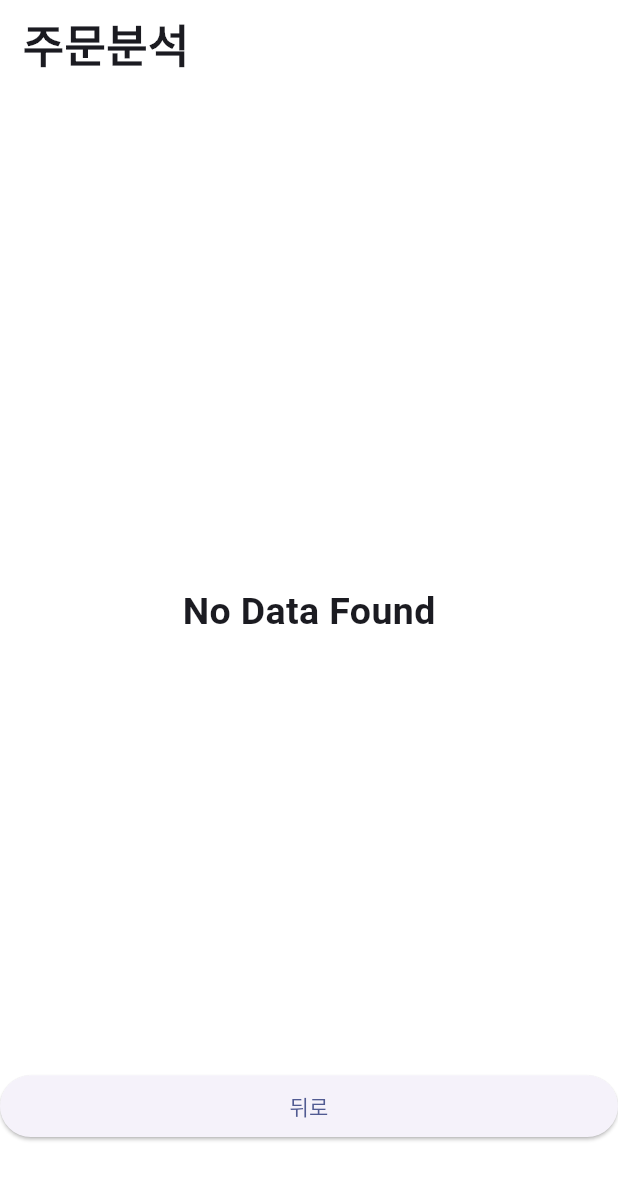
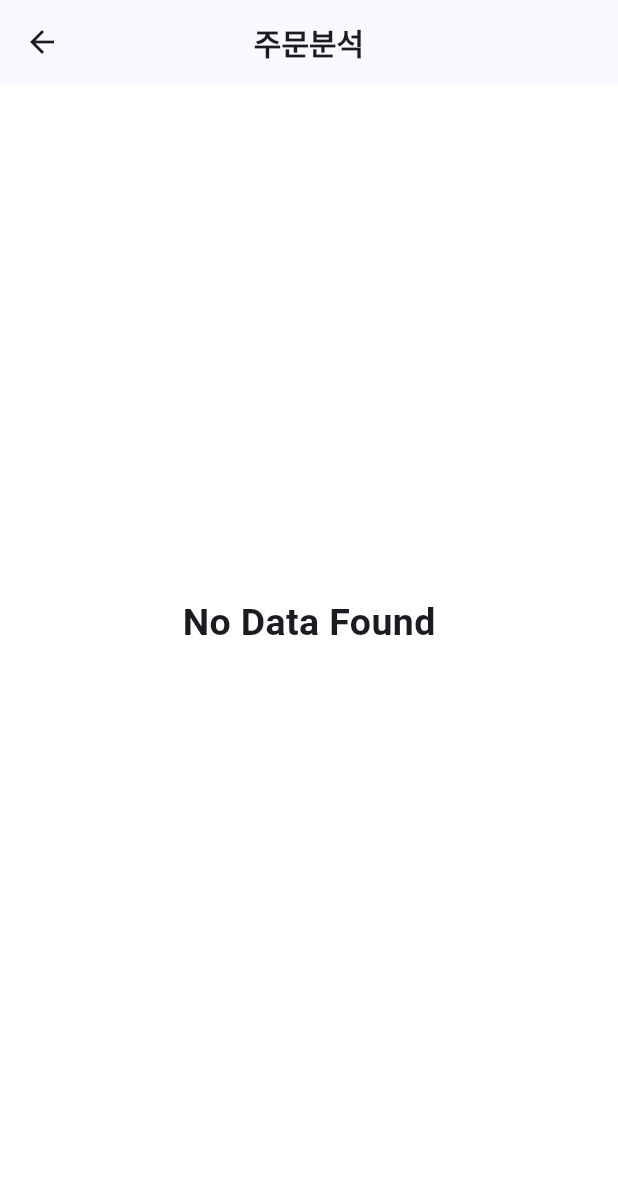
Before and after one commit to tooneys/flutter_test_01, a Flutter app: the HomeScreen screen opened directly with empty values, after a tap on "주문분석", on a phone screen of 412 x 824 dp. Shown: the top 1180 px of the screen. Run offline on Flutter 3.47's test engine with Material 2 defaults, Android fonts, the phone set to English and light mode, and no system bars; our stand-ins replace data_table_2, dio, fl_chart, flutter_local_notifications, gap, shared_preferences; accounts and stored records are empty; network calls fail.

Commit message:
#Update 2023-09-26

```diff
--- a/lib/main.dart
+++ b/lib/main.dart
@@ -22,9 +22,12 @@ class MyApp extends StatelessWidget {
   @override
   Widget build(BuildContext context) {
     return MaterialApp(
+      debugShowCheckedModeBanner: false,
       title: 'Flutter Test 01',
       theme: ThemeData(
-        colorScheme: ColorScheme.fromSeed(seedColor: Colors.indigo),
+        colorScheme: ColorScheme.fromSeed(
+          seedColor: Colors.indigo,
+        ),
         useMaterial3: true,
       ),
       home: const SplashScreen(),
--- a/lib/screens/home_screen.dart
+++ b/lib/screens/home_screen.dart
@@ -20,23 +20,6 @@ class HomeScreen extends StatelessWidget {
   Widget build(BuildContext context) {
     var size = MediaQuery.of(context).size;
 
-    void logout() {
-      AuthToken.delAutoLogin();
-
-      Navigator.pushAndRemoveUntil(
-        context,
-        MaterialPageRoute(builder: (context) => const LoginScreen()),
-        (route) => false,
-      );
-
-      ScaffoldMessenger.of(context).showSnackBar(
-        const SnackBar(
-          content: Text('로그아웃 되었습니다.'),
-          backgroundColor: Colors.green,
-        ),
-      );
-    }
-
     void userInfoOnTap() {
       Navigator.push(
         context,
@@ -51,32 +34,19 @@ class HomeScreen extends StatelessWidget {
     return Scaffold(
       backgroundColor: AppColors.primary,
       appBar: AppBar(
-        title: Text(
+        title: const Text(
           'HOME',
           style: TextStyle(
             fontWeight: FontWeight.bold,
           ),
         ),
         centerTitle: true,
-        actions: [
-          IconButton(
-            onPressed: userInfoOnTap,
-            icon: Icon(Icons.person_3_sharp),
-          ),
-          IconButton(
-            onPressed: logout,
-            icon: Icon(
-              Icons.logout_sharp,
-            ),
-          ),
-        ],
         elevation: 0,
-        leading: Icon(Icons.menu_sharp),
         bottom: PreferredSize(
-          preferredSize: Size.fromHeight(80),
+          preferredSize: const Size.fromHeight(80),
           child: Container(
             height: 80,
-            padding: EdgeInsets.only(left: 16),
+            padding: const EdgeInsets.only(left: 16),
             child: Row(
               mainAxisAlignment: MainAxisAlignment.start,
               crossAxisAlignment: CrossAxisAlignment.center,
@@ -85,34 +55,33 @@ class HomeScreen extends StatelessWidget {
                   alignment: Alignment.center,
                   children: [
                     Container(
-                      width: 30,
-                      height: 30,
-                      decoration: BoxDecoration(
-                        borderRadius: BorderRadius.circular(20),
-                        color: Colors.orange,
-                      ),
-                    ),
-                    Container(
-                      width: 15,
-                      height: 15,
+                      width: 45,
+                      height: 45,
                       decoration: BoxDecoration(
                         borderRadius: BorderRadius.circular(30),
-                        color: Colors.red.withOpacity(0.2),
+                        color: Colors.deepPurple.withOpacity(.3),
+                        boxShadow: [
+                          BoxShadow(
+                            blurRadius: 10,
+                            color: Colors.deepPurple.withOpacity(.1),
+                            offset: const Offset(5, 8),
+                          ),
+                        ],
                       ),
                     ),
                     IconButton(
-                      icon: Icon(Icons.person),
-                      iconSize: 20,
-                      onPressed: () {},
+                      icon: const Icon(Icons.person),
+                      iconSize: 30,
+                      onPressed: userInfoOnTap,
                     ),
                   ],
                 ),
-                Gap(20),
+                const Gap(10),
                 Text(
                   '${user.empName} 님 환영합니다.',
-                  style: TextStyle(
+                  style: const TextStyle(
                     fontWeight: FontWeight.w500,
-                    fontSize: 16,
+                    fontSize: 18,
                   ),
                 ),
               ],
@@ -131,8 +100,9 @@ class HomeScreen extends StatelessWidget {
               children: [
                 Expanded(
                   child: GridView.count(
-                    padding: EdgeInsets.symmetric(horizontal: 8, vertical: 8),
-                    physics: BouncingScrollPhysics(),
+                    padding:
+                        const EdgeInsets.symmetric(horizontal: 8, vertical: 8),
+                    physics: const BouncingScrollPhysics(),
                     mainAxisSpacing: 20,
                     crossAxisSpacing: 20,
                     crossAxisCount: 3,
--- a/lib/screens/orderanalysis_screen.dart
+++ b/lib/screens/orderanalysis_screen.dart
@@ -4,7 +4,6 @@ import 'package:flutter_test_01/models/order.dart';
 import 'package:flutter_test_01/utils/constants.dart';
 import 'package:flutter_test_01/widgets/datatable_widget.dart';
 import 'package:flutter_test_01/widgets/linechart_widget.dart';
-import 'package:gap/gap.dart';
 
 class OrderAnalysisScreen extends StatefulWidget {
   const OrderAnalysisScreen({super.key});
@@ -20,7 +19,6 @@ class _OrderAnalysisScreenState extends State<OrderAnalysisScreen> {
   @override
   void initState() {
     _orderAnanlys = _apiClient.fetchSales();
-
     super.initState();
   }
 
@@ -28,26 +26,22 @@ class _OrderAnalysisScreenState extends State<OrderAnalysisScreen> {
   Widget build(BuildContext context) {
     return Scaffold(
       backgroundColor: AppColors.primary,
-      body: SafeArea(
-        child: Column(
-          mainAxisAlignment: MainAxisAlignment.start,
-          children: [
-            Container(
-              width: MediaQuery.of(context).size.width,
-              height: MediaQuery.of(context).size.height * 0.12,
-              padding: EdgeInsets.symmetric(vertical: 8, horizontal: 15),
-              child: Text(
-                "주문분석",
+      appBar: AppBar(
+        title: const Text(
+          '주문분석',
           style: TextStyle(
-                  fontSize: 30,
             fontWeight: FontWeight.bold,
+            fontSize: 20,
           ),
         ),
+        centerTitle: true,
       ),
-            Container(
+      body: SafeArea(
+        child: Container(
           width: MediaQuery.of(context).size.width,
-              height: MediaQuery.of(context).size.height * 0.75,
-              padding: EdgeInsets.symmetric(vertical: 8, horizontal: 15),
+          height: MediaQuery.of(context).size.height * 0.8,
+          padding: const EdgeInsets.symmetric(vertical: 8, horizontal: 15),
+          margin: const EdgeInsets.only(top: 30),
           child: FutureBuilder<List<OrderAnanlys>>(
             future: _orderAnanlys,
             builder: (context, snapshot) {
@@ -79,8 +73,8 @@ class _OrderAnalysisScreenState extends State<OrderAnalysisScreen> {
                           data: orderData,
                         ),
                       ),
-                          const Gap(15),
-                          Expanded(
+                      const Divider(height: 15),
+                      Flexible(
                         child: DataTableWidget(
                           data: orderData,
                         ),
@@ -90,7 +84,7 @@ class _OrderAnalysisScreenState extends State<OrderAnalysisScreen> {
                 }
               }
 
-                  return Text(
+              return const Text(
                 "No Data Found",
                 style: TextStyle(
                   fontWeight: FontWeight.w700,
@@ -100,18 +94,6 @@ class _OrderAnalysisScreenState extends State<OrderAnalysisScreen> {
             },
           ),
         ),
-            Container(
-              width: MediaQuery.of(context).size.width,
-              height: MediaQuery.of(context).size.height * 0.05,
-              child: ElevatedButton(
-                onPressed: () {
-                  Navigator.pop(context);
-                },
-                child: const Text('뒤로'),
-              ),
-            ),
-          ],
-        ),
       ),
     );
   }
--- a/lib/screens/splash_screen.dart
+++ b/lib/screens/splash_screen.dart
@@ -20,7 +20,6 @@ class _SplashScreenState extends State<SplashScreen> {
 
   @override
   void initState() {
-    // TODO: implement initState
     super.initState();
 
     isToken = _autoLoginCheck();
--- a/lib/widgets/menu_widget.dart
+++ b/lib/widgets/menu_widget.dart
@@ -19,7 +19,6 @@ class MenuIconWidget extends StatefulWidget {
 }
 
 class _MenuIconWidgetState extends State<MenuIconWidget> {
-
   @override
   Widget build(BuildContext context) {
     var size = MediaQuery.of(context).size;
@@ -33,28 +32,30 @@ class _MenuIconWidgetState extends State<MenuIconWidget> {
           width: size.width * 0.3,
           height: size.width * 0.3,
           decoration: BoxDecoration(
-            color: widget.color,
-            borderRadius: BorderRadius.circular(10),
-            boxShadow: [
-              BoxShadow(
-                color: widget.color.withOpacity(0.3),
-                blurRadius: 5,
-                offset: Offset(-1, 10),
-              ),
-            ]
-          ),
+              color: widget.color,
+              borderRadius: BorderRadius.circular(20),
+              boxShadow: [
+                BoxShadow(
+                  color: widget.color.withOpacity(0.3),
+                  blurRadius: 7,
+                  offset: const Offset(5, 9),
+                ),
+              ]),
           child: Container(
-            padding: EdgeInsets.all(5),
+            padding: const EdgeInsets.all(5),
             child: Column(
               mainAxisAlignment: MainAxisAlignment.center,
               children: [
                 Icon(
                   widget.icon,
-                  size: 50.0,
+                  size: 55.0,
                 ),
                 Text(
                   widget.menuName,
-                  style: const TextStyle(fontWeight: FontWeight.w500),
+                  style: const TextStyle(
+                    fontWeight: FontWeight.w500,
+                    fontSize: 13,
+                  ),
                 ),
               ],
             ),
```
Also changed, not shown: lib/screens/login_screen.dart (+7 -15 lines), lib/screens/userinfo_screen.dart (+45 -50 lines), lib/widgets/datatable_widget.dart (+8 -4 lines), lib/widgets/linechart_widget.dart (+8 -2 lines), assets/images/Contacts.png (added). Lines whose indentation alone changed are shown as unchanged.
